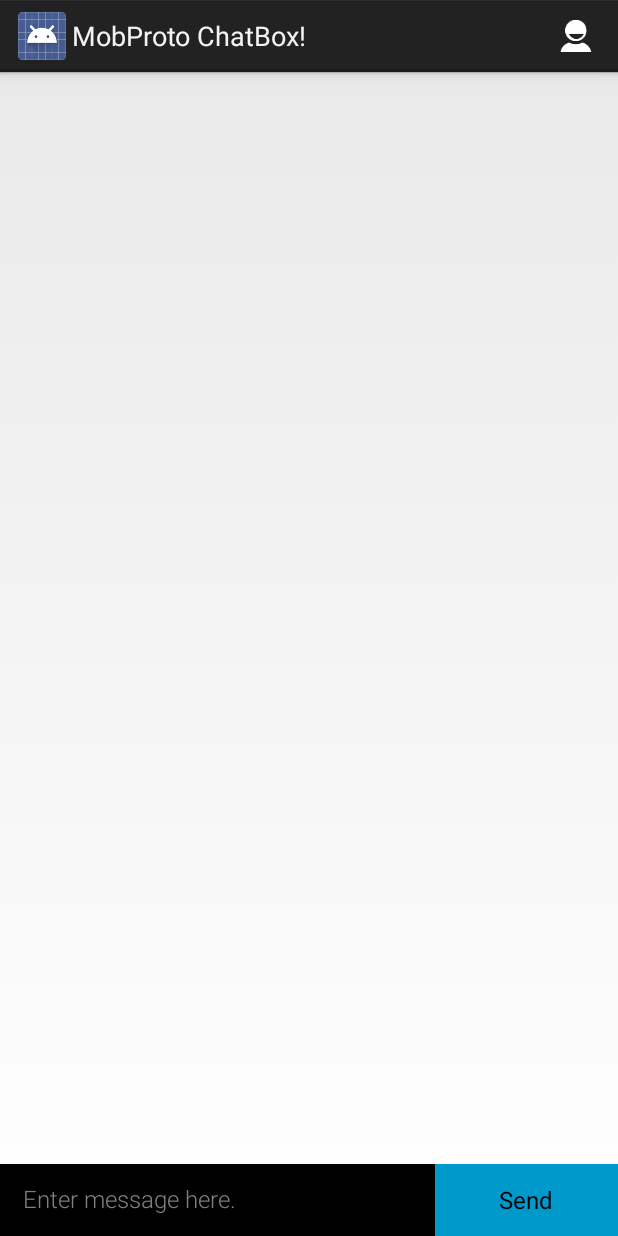
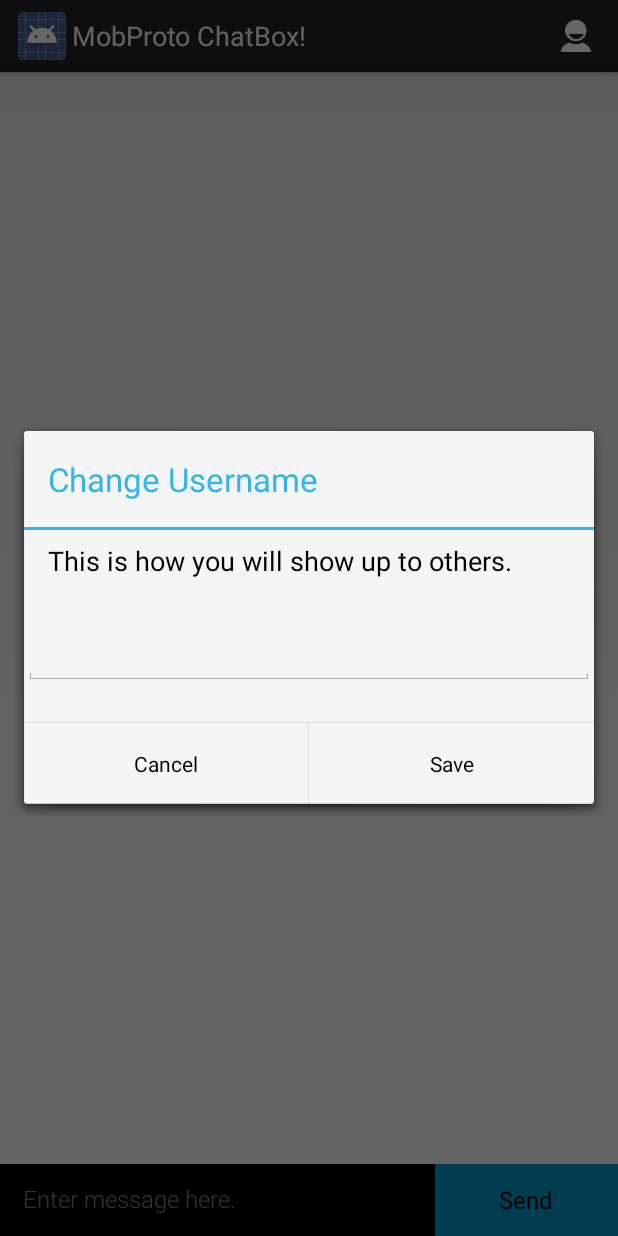
Before and after one commit to MobileProto2014/Android-Lab-2, an Android app: the screen it shows after launch (MainActivity), after a tap on "Username", on a phone screen of 412 x 824 dp. Run offline under Robolectric (Android 15) with nearby library versions, the phone set to English and light mode, and no system bars.

Commit message:
Added changing usernames. Also invalidates blank inputs now.

```diff
--- a/chatbox/src/main/java/com/mobileproto/chatbox/MainActivity.java
+++ b/chatbox/src/main/java/com/mobileproto/chatbox/MainActivity.java
@@ -66,7 +66,7 @@ public class MainActivity extends Activity {
         // as you specify a parent activity in AndroidManifest.xml.
         switch (item.getItemId()){
             case R.id.menu_change_username:
-                //To-do
+                OnClickListeners.changeUsernameListener(this);
             default:
                 return super.onOptionsItemSelected(item);
         }
--- a/chatbox/src/main/java/com/mobileproto/chatbox/OnClickListeners.java
+++ b/chatbox/src/main/java/com/mobileproto/chatbox/OnClickListeners.java
@@ -1,9 +1,12 @@
 package com.mobileproto.chatbox;
 
 import android.app.Activity;
+import android.app.AlertDialog;
+import android.content.DialogInterface;
 import android.util.Log;
 import android.view.View;
 import android.widget.EditText;
+import android.widget.Toast;
 
 /**
  * Created by clee2 on 5/26/2014.
@@ -18,10 +21,39 @@ public class OnClickListeners {
             @Override
             public void onClick(View view) {
                 EditText input = ((EditText) activity.findViewById(R.id.main_chat_input));
-                Log.i("DebugDebug", input.getText().toString());
+                if (input.getText().toString().equals("")){
+                    Toast.makeText(activity, "You didn't type anything in!", Toast.LENGTH_SHORT).show();
+                    return;
+                }
                 adapter.addChat(new ModelChat(MainActivity.username, input.getText().toString(), MainActivity.userId));
                 input.setText("");
             };
         };
     }
+
+    public static void changeUsernameListener(final Activity activity){
+        final EditText input = new EditText(activity);
+        new AlertDialog.Builder(activity)
+                .setTitle("Change Username")
+                .setMessage("This is how you will show up to others.")
+                .setView(input)
+                .setPositiveButton("Save", new DialogInterface.OnClickListener() {
+                    @Override
+                    public void onClick(DialogInterface dialogInterface, int i) {
+                        if (input.getText().toString().equals("")) {
+                            Toast.makeText(activity, "Your username can't be blank!", Toast.LENGTH_SHORT).show();
+                            return;
+                        }
+                        MainActivity.username = input.getText().toString();
+                        Toast.makeText(activity, "Your username is now " + MainActivity.username, Toast.LENGTH_SHORT).show();
+                        dialogInterface.dismiss();
+                    }
+                })
+                .setNegativeButton("Cancel", new DialogInterface.OnClickListener() {
+                    @Override
+                    public void onClick(DialogInterface dialogInterface, int i) {
+                        dialogInterface.dismiss();
+                    }
+                }).show();
+    }
 }
```
